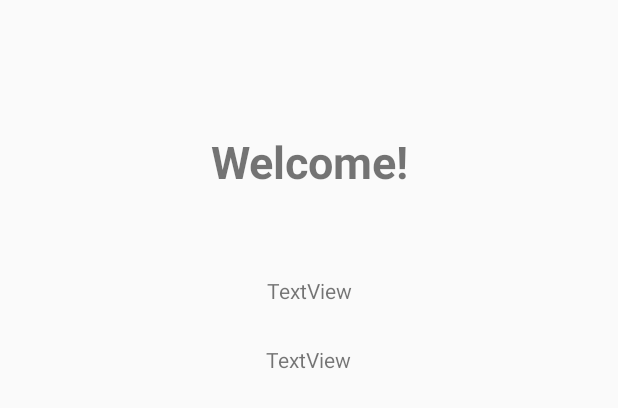
After one commit to A-Steeves/SEG2105-TermProject, an Android app: the layout student_welcome.xml on its own in the app's theme, with its tools: preview values and no code run, on a phone screen of 412 x 824 dp. The commit adds this screen. Shown: the top 408 px of the screen. Run offline under Robolectric (Android 15) with nearby library versions, the phone set to English and light mode, and no system bars.

Commit message:
Pass user name to instructor welcome page

```diff
--- a/app/src/main/java/com/example/lab3/InstructorFragment1.java
+++ b/app/src/main/java/com/example/lab3/InstructorFragment1.java
@@ -17,12 +17,12 @@ public class InstructorFragment1 extends Fragment {
     @org.jetbrains.annotations.Nullable
     @Override
     public View onCreateView(@NonNull @NotNull LayoutInflater inflater, @Nullable @org.jetbrains.annotations.Nullable ViewGroup container, @Nullable @org.jetbrains.annotations.Nullable Bundle savedInstanceState) {
-        View v = inflater.inflate(R.layout.activity_welcome_screen,container,false);
+        View v = inflater.inflate(R.layout.student_welcome  ,container,false);
         Bundle bundle = this.getArguments();
         String name = bundle.getString("name");
         String type = bundle.getString("type");
-        TextView textName = v.findViewById(R.id.textView2);
-        TextView textType = v.findViewById(R.id.cName);
+        TextView textName = v.findViewById(R.id.textView2A);
+        TextView textType = v.findViewById(R.id.cNameA);
         textName.setText("User Name: "+name);
         textType.setText("User Type: "+type);
         return v;
--- a/app/src/main/java/com/example/lab3/ui/main/MyPagerAdapter.java
+++ b/app/src/main/java/com/example/lab3/ui/main/MyPagerAdapter.java
@@ -10,6 +10,7 @@ import androidx.fragment.app.FragmentManager;
 
 import com.example.lab3.InstructorFragment1;
 import com.example.lab3.InstructorFragment2;
+import com.example.lab3.MainActivity3;
 import com.example.lab3.R;
 
 public class MyPagerAdapter extends SectionsPagerAdapter{
@@ -29,9 +30,8 @@ public class MyPagerAdapter extends SectionsPagerAdapter{
             case 0:
 
                 Bundle args = new Bundle();
-                args.putString("name", "Ajay Mundi");
+                args.putString("name", MainActivity3.Name);
                 args.putString("type", "Instructor");
-
                 fragment =new InstructorFragment1();
                 fragment.setArguments(args);
                 break;
--- /dev/null
+++ b/app/src/main/res/layout/student_welcome.xml
@@ -0,0 +1,49 @@
+<?xml version="1.0" encoding="utf-8"?>
+<androidx.constraintlayout.widget.ConstraintLayout xmlns:android="http://schemas.android.com/apk/res/android"
+    xmlns:app="http://schemas.android.com/apk/res-auto"
+    xmlns:tools="http://schemas.android.com/tools"
+    android:layout_width="match_parent"
+    android:layout_height="match_parent"
+    app:layout_behavior="@string/appbar_scrolling_view_behavior">
+
+    <TextView
+        android:id="@+id/textView2A"
+        android:layout_width="wrap_content"
+        android:layout_height="wrap_content"
+        android:layout_marginTop="184dp"
+        android:text="TextView"
+        app:layout_constraintEnd_toEndOf="parent"
+        app:layout_constraintHorizontal_bias="0.501"
+        app:layout_constraintStart_toStartOf="parent"
+        app:layout_constraintTop_toTopOf="parent" />
+
+    <TextView
+        android:id="@+id/cNameA"
+        android:layout_width="wrap_content"
+        android:layout_height="wrap_content"
+        android:layout_marginTop="230dp"
+        android:layout_marginEnd="1dp"
+        android:text="TextView"
+        app:layout_constraintEnd_toEndOf="parent"
+        app:layout_constraintHorizontal_bias="0.501"
+        app:layout_constraintStart_toStartOf="parent"
+        app:layout_constraintTop_toTopOf="parent"
+
+        />
+
+    <TextView
+        android:id="@+id/textView5A"
+        android:layout_width="wrap_content"
+        android:layout_height="wrap_content"
+        android:layout_marginBottom="56dp"
+        android:gravity="center"
+        android:text="Welcome!"
+        android:textSize="30dp"
+
+        android:textStyle="bold"
+        app:layout_constraintBottom_toTopOf="@+id/textView2A"
+        app:layout_constraintEnd_toEndOf="parent"
+        app:layout_constraintStart_toStartOf="parent" />
+
+
+</androidx.constraintlayout.widget.ConstraintLayout>
```
Also changed, not shown: app/src/main/java/com/example/lab3/MainActivity3.java (+6 -1 lines), app/src/main/res/layout/activity_main3.xml (+0 -7 lines), app/src/main/res/layout/activity_welcome_screen.xml (+0 -8 lines).
